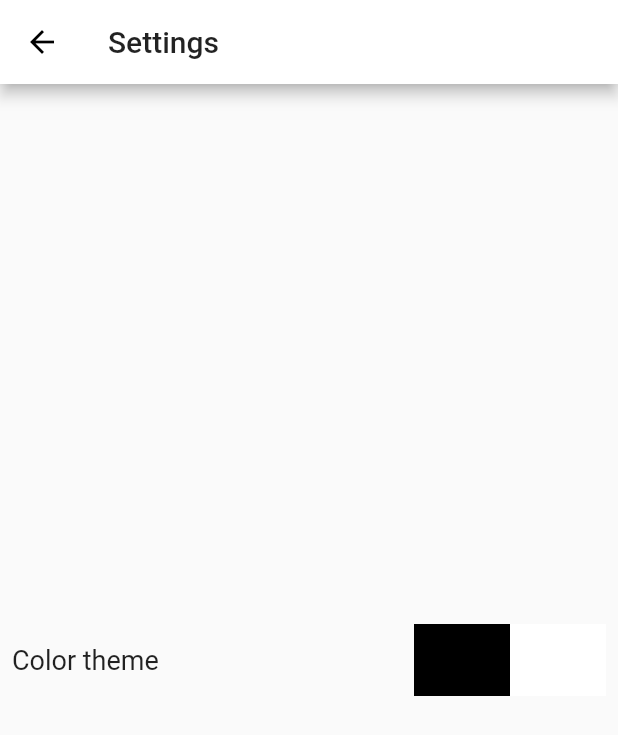
After one commit to hum-ler/singapore_weather, a Flutter app: the screen it shows after launch, after a tap on the "settings" icon, on a phone screen of 412 x 824 dp. The commit adds this screen. Shown: the top 735 px of the screen. Run offline on Flutter 3.47's test engine with Material 2 defaults, Android fonts, the phone set to English and light mode, and no system bars; our stand-ins replace flutter_markdown, location, package_info, shared_preferences, weather_icons; missing offline and left inert: expandable_bottom_sheet; generated files the repository leaves out were written again.

Commit message:
Add settings screen with theme selection

```diff
--- a/lib/config.dart
+++ b/lib/config.dart
@@ -109,7 +109,7 @@ const String truncationEllipsis = '…';
 
 /// The color for details that are problematic (out-of-bound / -range /
 /// expired).
-const Color detailsProblemColor = Colors.grey;
+final Color detailsProblemColor = Colors.grey.shade600;
 
 //#endregion
 
@@ -117,7 +117,7 @@ const Color detailsProblemColor = Colors.grey;
 
 /// The color for summary elements that are problematic (out-of-bound / -range /
 /// expired).
-const Color summaryProblemColor = Colors.grey;
+final Color summaryProblemColor = Colors.grey.shade600;
 
 //#endregion
 
@@ -137,7 +137,7 @@ const String islandImageTag = 'island';
 
 /// The color for island screen elements that are problematic (out-of-bound /
 /// -range / expired).
-const Color islandProblemColor = Colors.grey;
+final Color islandProblemColor = Colors.grey.shade600;
 
 //#endregion
 
@@ -154,13 +154,13 @@ const Duration getLocationTimeout = Duration(seconds: 10);
 ///
 /// Used as the primary color in the dark theme, and the accent color in the
 /// light theme.
-const Color appDarkColor = Colors.deepOrange;
+const Color appDarkColor = Colors.black;
 
 /// The default light color for the app.
 ///
 /// Used as the primary color in the light theme, and the accent color in the
 /// dark theme.
-final Color appLightColor = Colors.deepOrange.shade200;
+const Color appLightColor = Colors.white;
 
 //#endregion
 
--- a/lib/l10n/intl_en.arb
+++ b/lib/l10n/intl_en.arb
@@ -31,6 +31,8 @@
       }
     }
   },
+  "settingsScreenTitle": "Settings",
+  "settingsThemeLabel": "Color theme",
   "shortForecastTypeLabel": "{type, select, predawn{Pre} morning{Mrng} afternoon{Aftn} night{Ngt} other{Oth}}",
   "@shortForecastTypeLabel": {
     "placeholders": {
--- a/lib/screens/home.dart
+++ b/lib/screens/home.dart
@@ -8,6 +8,7 @@ import 'home/handle.dart';
 import 'home/island_button.dart';
 import 'home/summary.dart';
 import 'island.dart';
+import 'settings.dart';
 
 /// The main screen.
 class Home extends StatelessWidget {
@@ -27,6 +28,10 @@ class Home extends StatelessWidget {
       appBar: AppBar(
         title: Text(S.of(context).appTitle),
         actions: [
+          IconButton(
+            icon: Icon(Icons.settings),
+            onPressed: () => _onSettingsPressed(context),
+          ),
           IconButton(
             icon: Icon(Icons.help),
             onPressed: () => _onAboutPressed(context),
@@ -58,6 +63,14 @@ class Home extends StatelessWidget {
     );
   }
 
+  /// Handles a tap on the settings icon in the app bar.
+  void _onSettingsPressed(BuildContext context) {
+    Navigator.push(
+      context,
+      MaterialPageRoute(builder: (context) => Settings()),
+    );
+  }
+
   /// Handles a tap on the about icon in the app bar.
   void _onAboutPressed(BuildContext context) {
     Navigator.push(
--- /dev/null
+++ b/lib/screens/settings.dart
@@ -0,0 +1,110 @@
+import 'package:flutter/material.dart';
+import 'package:provider/provider.dart';
+
+import '../generated/l10n.dart';
+import '../services/preferences.dart';
+
+/// The settings screen.
+class Settings extends StatefulWidget {
+  @override
+  _SettingsState createState() => _SettingsState();
+}
+
+class _SettingsState extends State<Settings> {
+  /// Hardcoded set of support themes.
+  ///
+  /// The dark color is used as the key.
+  static final Map<Color, List<Color>> _themes = {
+    Colors.black: [
+      Colors.black,
+      Colors.white,
+    ],
+    Colors.deepOrange.shade500: [
+      Colors.deepOrange.shade500,
+      Colors.deepOrange.shade200,
+    ],
+    Colors.grey.shade800: [
+      Colors.grey.shade800,
+      Colors.grey.shade400,
+    ],
+  };
+
+  /// The list of DropdownMenuItems for theme selection.
+  late final List<DropdownMenuItem<Color>> _items;
+
+  /// The selected theme.
+  Color? _theme;
+
+  @override
+  void initState() {
+    super.initState();
+
+    _items = _generateDropdownListItems();
+  }
+
+  @override
+  Widget build(BuildContext context) {
+    return Scaffold(
+      appBar: AppBar(title: Text(S.of(context).settingsScreenTitle)),
+      body: Padding(
+        padding: const EdgeInsets.symmetric(horizontal: 8.0),
+        child: Row(
+          mainAxisAlignment: MainAxisAlignment.spaceBetween,
+          children: [
+            Text(
+              S.of(context).settingsThemeLabel,
+              style: TextStyle(fontSize: 18.0),
+            ),
+            Consumer<Preferences>(
+              builder: (context, prefs, child) => DropdownButton<Color>(
+                value: _theme ?? prefs.darkColor,
+                items: _items,
+                icon: Container(),
+                underline: Container(),
+                onChanged: (v) => _onThemeSelected(v!, prefs),
+              ),
+            ),
+          ],
+        ),
+      ),
+    );
+  }
+
+  /// Handles a selected theme value.
+  void _onThemeSelected(Color color, Preferences prefs) {
+    setState(() {
+      _theme = color;
+    });
+    prefs.setTheme(
+      darkColor: _themes[color]![0],
+      lightColor: _themes[color]![1],
+    );
+  }
+
+  /// Generates list of theme selection DropdownMenuItems based on the content
+  /// in [_themes].
+  List<DropdownMenuItem<Color>> _generateDropdownListItems() {
+    Iterable<List<Color>> values = _themes.values;
+
+    return List.generate(
+      values.length,
+      (i) => DropdownMenuItem(
+        value: values.elementAt(i)[0],
+        child: Row(
+          children: [
+            Container(
+              width: 64.0,
+              height: 48.0,
+              color: values.elementAt(i)[0],
+            ),
+            Container(
+              width: 64.0,
+              height: 48.0,
+              color: values.elementAt(i)[1],
+            ),
+          ],
+        ),
+      ),
+    );
+  }
+}
```
